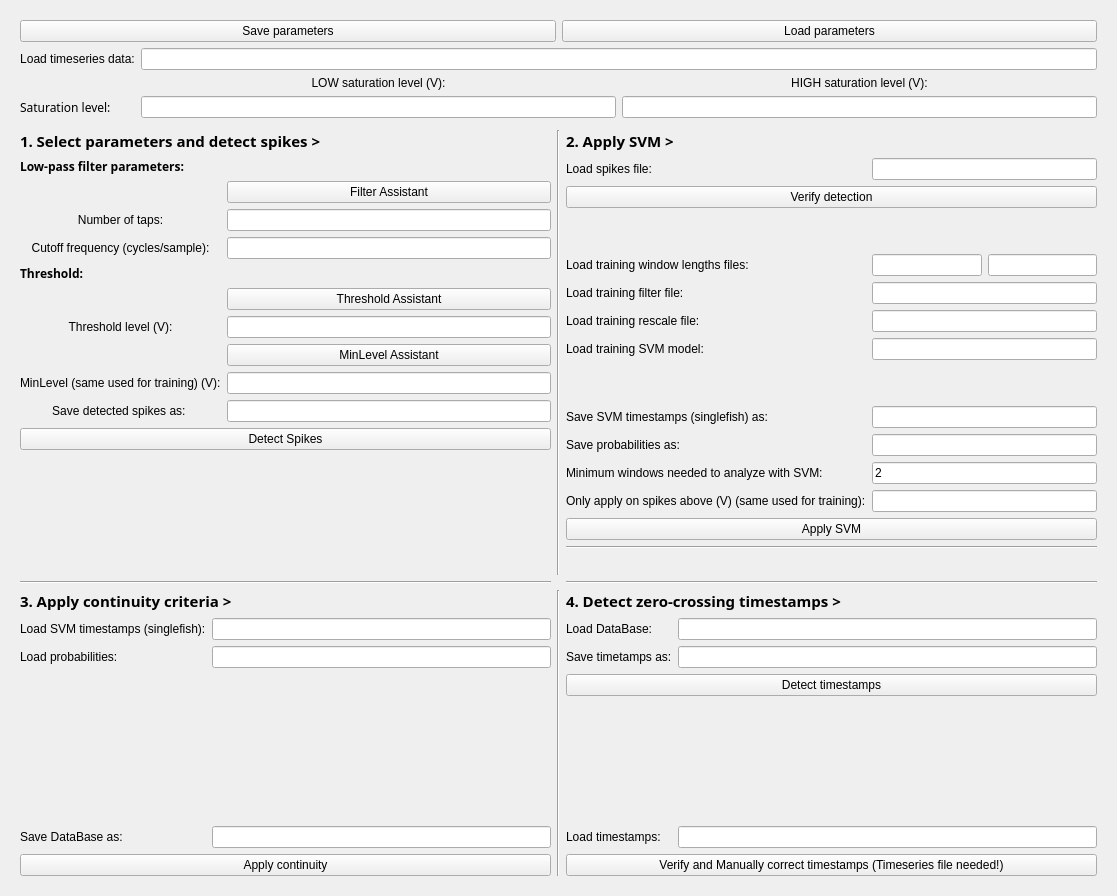
Qt form gui/discriminate_interface.ui (neurobiofisica/gymnotools) before a commit.
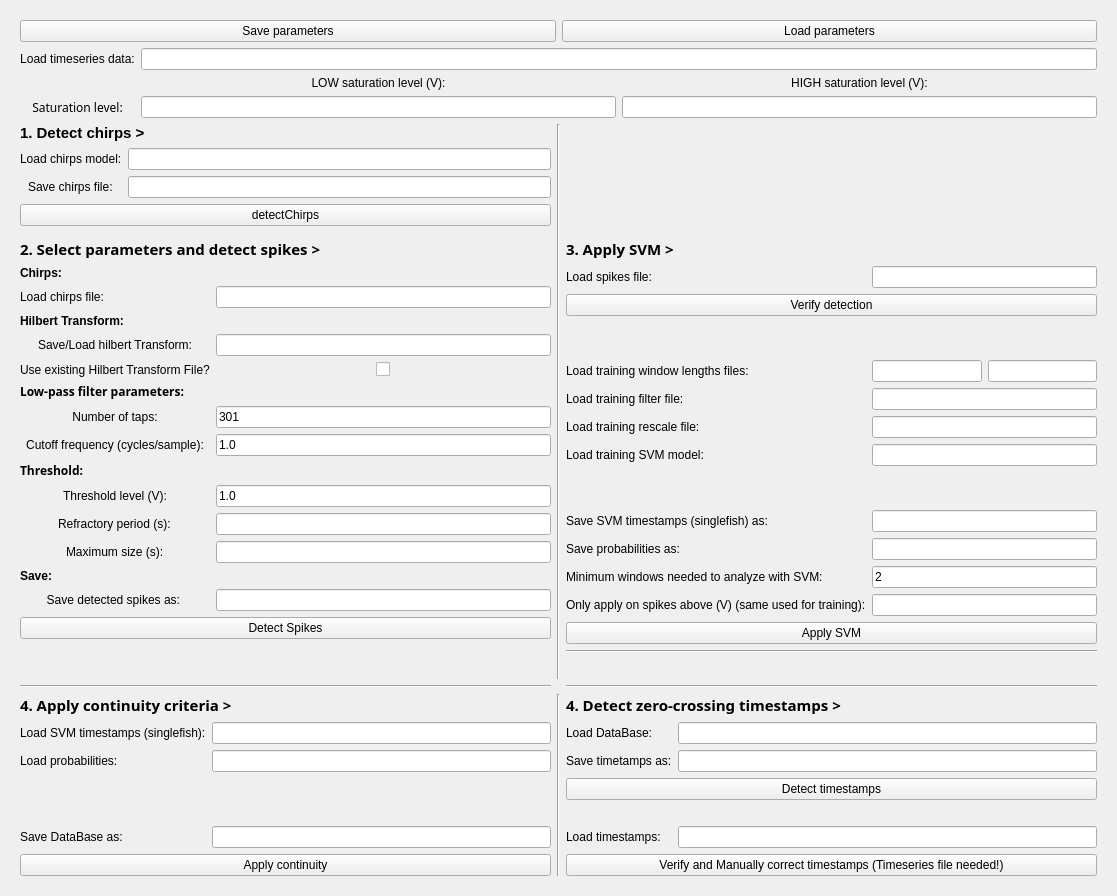
The same form after that commit. Icons and pictures are not drawn. Custom widgets are drawn as their Qt base class.

Commit message: Interface CLI para detector de chirp. Ajeitada interface de discriminacao para chirps e spikes com hilbert

Patch:
```diff
--- a/gui/discriminate_interface.ui
+++ b/gui/discriminate_interface.ui
@@ -39,15 +39,15 @@
        <rect>
         <x>0</x>
         <y>0</y>
-        <width>1099</width>
-        <height>878</height>
+        <width>1085</width>
+        <height>946</height>
        </rect>
       </property>
       <layout class="QGridLayout" name="gridLayout_2">
-       <item row="3" column="2">
-        <layout class="QVBoxLayout" name="step2Layout" stretch="0,0">
+       <item row="4" column="2">
+        <layout class="QVBoxLayout" name="step3Layout" stretch="0,0">
          <item>
-          <widget class="ClickQLabel" name="step2TitleLabel">
+          <widget class="ClickQLabel" name="step3TitleLabel">
            <property name="font">
             <font>
              <family>Sans Serif</family>
@@ -57,12 +57,12 @@
             </font>
            </property>
            <property name="text">
-            <string>2. Apply SVM &gt;</string>
+            <string>3. Apply SVM &gt;</string>
            </property>
           </widget>
          </item>
          <item>
-          <layout class="QGridLayout" name="step2ParametersLayout">
+          <layout class="QGridLayout" name="step3ParametersLayout">
            <item row="8" column="1" colspan="2">
             <widget class="ClickQLineEdit" name="saveSinglefishLineEdit"/>
            </item>
@@ -208,10 +208,10 @@
          </item>
         </layout>
        </item>
-       <item row="3" column="0" rowspan="3">
-        <layout class="QVBoxLayout" name="step1Layout" stretch="0,0">
+       <item row="4" column="0" rowspan="3">
+        <layout class="QVBoxLayout" name="step2Layout" stretch="0,0">
          <item>
-          <widget class="ClickQLabel" name="step1TitleLabel">
+          <widget class="ClickQLabel" name="step2TitleLabel">
            <property name="font">
             <font>
              <family>Sans Serif</family>
@@ -221,20 +221,13 @@
             </font>
            </property>
            <property name="text">
-            <string>1. Select parameters and detect spikes &gt;</string>
+            <string>2. Select parameters and detect spikes &gt;</string>
            </property>
           </widget>
          </item>
          <item>
-          <layout class="QGridLayout" name="step1ParametersLayout">
-           <item row="8" column="0">
-            <widget class="QLabel" name="minlevelLabel">
-             <property name="text">
-              <string>MinLevel (same used for training) (V):</string>
-             </property>
-            </widget>
-           </item>
-           <item row="2" column="0">
+          <layout class="QGridLayout" name="step2ParametersLayout">
+           <item row="6" column="0">
             <widget class="QLabel" name="tapsLabel">
              <property name="text">
               <string>Number of taps:</string>
@@ -244,10 +237,10 @@
              </property>
             </widget>
            </item>
-           <item row="9" column="1">
+           <item row="13" column="1">
             <widget class="ClickQLineEdit" name="saveSpikesLineEdit"/>
            </item>
-           <item row="11" column="0" colspan="2">
+           <item row="15" column="0" colspan="2">
             <spacer name="verticalSpacer_5">
              <property name="orientation">
               <enum>Qt::Vertical</enum>
@@ -260,21 +253,14 @@
              </property>
             </spacer>
            </item>
-           <item row="2" column="1">
+           <item row="6" column="1">
             <widget class="QLineEdit" name="tapsLineEdit">
              <property name="text">
-              <string/>
+              <string>301</string>
              </property>
             </widget>
            </item>
-           <item row="1" column="1">
-            <widget class="QPushButton" name="filterAssistBut">
-             <property name="text">
-              <string>Filter Assistant</string>
-             </property>
-            </widget>
-           </item>
-           <item row="6" column="0">
+           <item row="9" column="0">
             <widget class="QLabel" name="thresholdLevelLabel">
              <property name="text">
               <string>Threshold level (V):</string>
@@ -284,7 +270,7 @@
              </property>
             </widget>
            </item>
-           <item row="0" column="0">
+           <item row="5" column="0">
             <widget class="QLabel" name="filterLabel">
              <property name="font">
               <font>
@@ -298,35 +284,35 @@
              </property>
             </widget>
            </item>
-           <item row="5" column="1">
-            <widget class="QPushButton" name="thresholdAssistBut">
-             <property name="text">
-              <string>Threshold Assistant</string>
-             </property>
-            </widget>
-           </item>
-           <item row="4" column="0">
-            <widget class="QLabel" name="thresholdLabel">
-             <property name="font">
-              <font>
-               <family>Sans Serif</family>
-               <weight>75</weight>
-               <bold>true</bold>
-              </font>
-             </property>
-             <property name="text">
-              <string>Threshold:</string>
-             </property>
-            </widget>
-           </item>
-           <item row="10" column="0" colspan="2">
+           <item row="14" column="0" colspan="2">
             <widget class="QPushButton" name="detectSpikesBut">
              <property name="text">
               <string>Detect Spikes</string>
              </property>
             </widget>
            </item>
-           <item row="3" column="0">
+           <item row="8" column="0">
+            <widget class="QLabel" name="thresholdLabel">
+             <property name="font">
+              <font>
+               <family>Sans Serif</family>
+               <weight>75</weight>
+               <bold>true</bold>
+              </font>
+             </property>
+             <property name="text">
+              <string>Threshold:</string>
+             </property>
+            </widget>
+           </item>
+           <item row="9" column="1">
+            <widget class="QLineEdit" name="thresholdLevelLineEdit">
+             <property name="text">
+              <string>1.0</string>
+             </property>
+            </widget>
+           </item>
+           <item row="7" column="0">
             <widget class="QLabel" name="cutoffLabel">
              <property name="text">
               <string>Cutoff frequency (cycles/sample):</string>
@@ -336,7 +322,14 @@
              </property>
             </widget>
            </item>
-           <item row="9" column="0">
+           <item row="10" column="0" alignment="Qt::AlignHCenter">
+            <widget class="QLabel" name="refracLabel">
+             <property name="text">
+              <string>Refractory period (s):</string>
+             </property>
+            </widget>
+           </item>
+           <item row="13" column="0">
             <widget class="QLabel" name="saveSpikesLabel">
              <property name="text">
               <string>Save detected spikes as: </string>
@@ -346,34 +339,113 @@
              </property>
             </widget>
            </item>
-           <item row="6" column="1">
-            <widget class="QLineEdit" name="thresholdLevelLineEdit"/>
-           </item>
-           <item row="8" column="1">
-            <widget class="QLineEdit" name="minlevelLineEdit"/>
-           </item>
-           <item row="3" column="1">
-            <widget class="QLineEdit" name="cutoffLineEdit">
-             <property name="text">
-              <string/>
-             </property>
-            </widget>
-           </item>
            <item row="7" column="1">
-            <widget class="QPushButton" name="minlevelAssistBut">
+            <widget class="QLineEdit" name="cutoffLineEdit">
              <property name="text">
-              <string>MinLevel Assistant</string>
+              <string>1.0</string>
              </property>
             </widget>
            </item>
+           <item row="3" column="1">
+            <widget class="ClickQLineEdit" name="saveLoadHilbLineEdit"/>
+           </item>
+           <item row="2" column="0">
+            <widget class="QLabel" name="hilbLabel">
+             <property name="font">
+              <font>
+               <weight>75</weight>
+               <bold>true</bold>
+              </font>
+             </property>
+             <property name="text">
+              <string>Hilbert Transform:</string>
+             </property>
+            </widget>
+           </item>
+           <item row="4" column="0">
+            <widget class="QLabel" name="useHilbLabel">
+             <property name="text">
+              <string>Use existing Hilbert Transform File?</string>
+             </property>
+            </widget>
+           </item>
+           <item row="12" column="0">
+            <widget class="QLabel" name="saveLabel">
+             <property name="font">
+              <font>
+               <weight>75</weight>
+               <bold>true</bold>
+              </font>
+             </property>
+             <property name="text">
+              <string>Save:</string>
+             </property>
+            </widget>
+           </item>
+           <item row="4" column="1" alignment="Qt::AlignHCenter">
+            <widget class="QCheckBox" name="useHilbCheckBox">
+             <property name="layoutDirection">
+              <enum>Qt::LeftToRight</enum>
+             </property>
+             <property name="text">
+              <string/>
+             </property>
+            </widget>
+           </item>
+           <item row="3" column="0">
+            <widget class="QLabel" name="saveLoadHilbLabel">
+             <property name="text">
+              <string>Save/Load hilbert Transform:</string>
+             </property>
+             <property name="alignment">
+              <set>Qt::AlignCenter</set>
+             </property>
+            </widget>
+           </item>
+           <item row="11" column="0" alignment="Qt::AlignHCenter">
+            <widget class="QLabel" name="maxSizeLabel">
+             <property name="text">
+              <string>Maximum size (s):</string>
+             </property>
+            </widget>
+           </item>
+           <item row="10" column="1">
+            <widget class="QLineEdit" name="refracLineEdit"/>
+           </item>
+           <item row="11" column="1">
+            <widget class="QLineEdit" name="maxSizeLineEdit"/>
+           </item>
+           <item row="0" column="0">
+            <widget class="QLabel" name="chirpsLabel">
+             <property name="font">
+              <font>
+               <weight>75</weight>
+               <bold>true</bold>
+              </font>
+             </property>
+             <property name="text">
+              <string>Chirps:</string>
+             </property>
+            </widget>
+           </item>
+           <item row="1" column="0">
+            <widget class="QLabel" name="loadChirpsLabel">
+             <property name="text">
+              <string>Load chirps file:</string>
+             </property>
+            </widget>
+           </item>
+           <item row="1" column="1">
+            <widget class="ClickQLineEdit" name="loadChirpsLineEdit"/>
+           </item>
           </layout>
          </item>
         </layout>
        </item>
-       <item row="8" column="0">
-        <layout class="QVBoxLayout" name="step3Layout" stretch="0,0">
+       <item row="9" column="0">
+        <layout class="QVBoxLayout" name="step4Layout" stretch="0,0">
          <item>
-          <widget class="ClickQLabel" name="step3TitleLabel">
+          <widget class="ClickQLabel" name="step4TitleLabel">
            <property name="font">
             <font>
              <family>Sans Serif</family>
@@ -383,12 +455,12 @@
             </font>
            </property>
            <property name="text">
-            <string>3. Apply continuity criteria &gt;</string>
+            <string>4. Apply continuity criteria &gt;</string>
            </property>
           </widget>
          </item>
          <item>
-          <layout class="QGridLayout" name="step3ParametersLayout">
+          <layout class="QGridLayout" name="step4ParametersLayout">
            <item row="1" column="1">
             <widget class="ClickQLineEdit" name="loadProbLineEdit"/>
            </item>
@@ -443,45 +515,45 @@
          </item>
         </layout>
        </item>
-       <item row="2" column="0">
+       <item row="3" column="0">
         <widget class="Line" name="line_3">
          <property name="orientation">
           <enum>Qt::Vertical</enum>
          </property>
         </widget>
        </item>
-       <item row="4" column="2">
+       <item row="5" column="2">
         <widget class="Line" name="line_6">
          <property name="orientation">
           <enum>Qt::Horizontal</enum>
          </property>
         </widget>
        </item>
-       <item row="7" column="0">
+       <item row="8" column="0">
         <widget class="Line" name="line">
          <property name="orientation">
           <enum>Qt::Horizontal</enum>
          </property>
         </widget>
        </item>
-       <item row="7" column="2">
+       <item row="8" column="2">
         <widget class="Line" name="line_5">
          <property name="orientation">
           <enum>Qt::Horizontal</enum>
          </property>
         </widget>
        </item>
-       <item row="8" column="1">
+       <item row="9" column="1">
         <widget class="Line" name="line_4">
          <property name="orientation">
           <enum>Qt::Vertical</enum>
          </property>
         </widget>
        </item>
-       <item row="8" column="2">
-        <layout class="QVBoxLayout" name="step4Layout">
+       <item row="9" column="2">
+        <layout class="QVBoxLayout" name="step5Layout">
          <item>
-          <widget class="ClickQLabel" name="step4TitleLabel">
+          <widget class="ClickQLabel" name="step5TitleLabel">
            <property name="font">
             <font>
              <family>Sans Serif</family>
@@ -500,7 +572,7 @@
           </widget>
          </item>
          <item>
-          <layout class="QGridLayout" name="step4ParametersLayout">
+          <layout class="QGridLayout" name="step5ParametersLayout">
            <item row="1" column="0">
             <widget class="QLabel" name="saveTimestampsLabel">
              <property name="text">
@@ -586,6 +658,9 @@
            <property name="text">
             <string>Saturation level:</string>
            </property>
+           <property name="alignment">
+            <set>Qt::AlignCenter</set>
+           </property>
           </widget>
          </item>
          <item row="2" column="1">
@@ -604,6 +679,9 @@
          <item row="2" column="2">
           <widget class="QLineEdit" name="highSaturationLineEdit"/>
          </item>
+         <item row="0" column="1" colspan="2">
+          <widget class="ClickQLineEdit" name="loadTimeseriesLineEdit"/>
+         </item>
          <item row="0" column="0">
           <widget class="QLabel" name="loadTimeseriesLabel">
            <property name="text">
@@ -614,9 +692,6 @@
            </property>
           </widget>
          </item>
-         <item row="0" column="1" colspan="2">
-          <widget class="ClickQLineEdit" name="loadTimeseriesLineEdit"/>
-         </item>
         </layout>
        </item>
        <item row="0" column="0" colspan="3">
@@ -637,7 +712,7 @@
          </item>
         </layout>
        </item>
-       <item row="6" column="2">
+       <item row="7" column="2">
         <widget class="QLabel" name="label">
          <property name="text">
           <string/>
@@ -647,7 +722,56 @@
          </property>
         </widget>
        </item>
-       <item row="3" column="1" rowspan="4">
+       <item row="2" column="0">
+        <layout class="QVBoxLayout" name="step1Layout">
+         <item>
+          <widget class="ClickQLabel" name="step1TitleLabel">
+           <property name="font">
+            <font>
+             <pointsize>11</pointsize>
+             <weight>75</weight>
+             <bold>true</bold>
+            </font>
+           </property>
+           <property name="text">
+            <string>1. Detect chirps &gt;</string>
+           </property>
+          </widget>
+         </item>
+         <item>
+          <layout class="QGridLayout" name="step1ParametersLayout">
+           <item row="1" column="0" alignment="Qt::AlignHCenter">
+            <widget class="QLabel" name="saveChirpsLabel">
+             <property name="text">
+              <string>Save chirps file:</string>
+             </property>
+            </widget>
+           </item>
+           <item row="0" column="0" alignment="Qt::AlignHCenter">
+            <widget class="QLabel" name="loadChirpsModelLabel">
+             <property name="text">
+              <string>Load chirps model:</string>
+             </property>
+            </widget>
+           </item>
+           <item row="0" column="1">
+            <widget class="ClickQLineEdit" name="loadChirpsModelLineEdit"/>
+           </item>
+           <item row="1" column="1">
+            <widget class="ClickQLineEdit" name="saveChirpsLineEdit"/>
+           </item>
+           <item row="2" column="0" colspan="2">
+            <widget class="QPushButton" name="detectChirpsBut">
+             <property name="text">
+              <string>detectChirps</string>
+             </property>
+            </widget>
+           </item>
+          </layout>
+         </item>
+        </layout>
+       </item>
+       <item row="2" column="1" rowspan="6">
         <widget class="Line" name="line_2">
          <property name="orientation">
           <enum>Qt::Vertical</enum>
```
Left out of the diff: 2 changed lines with no effect on the pictures. The commit also changes 10 other files.
